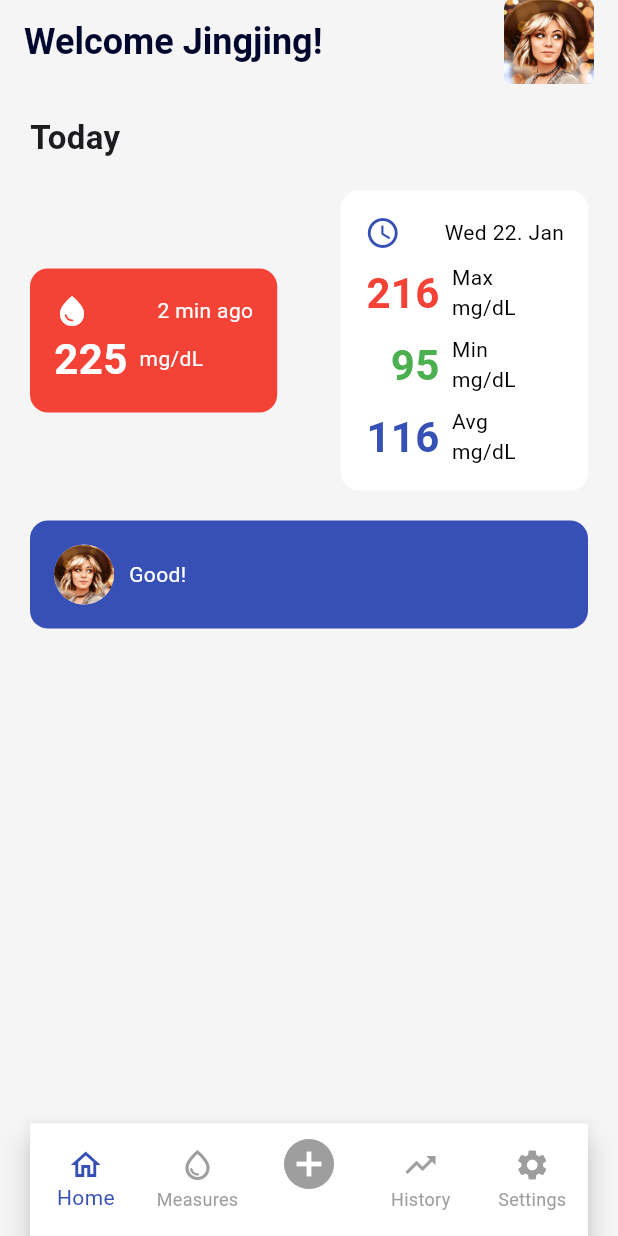
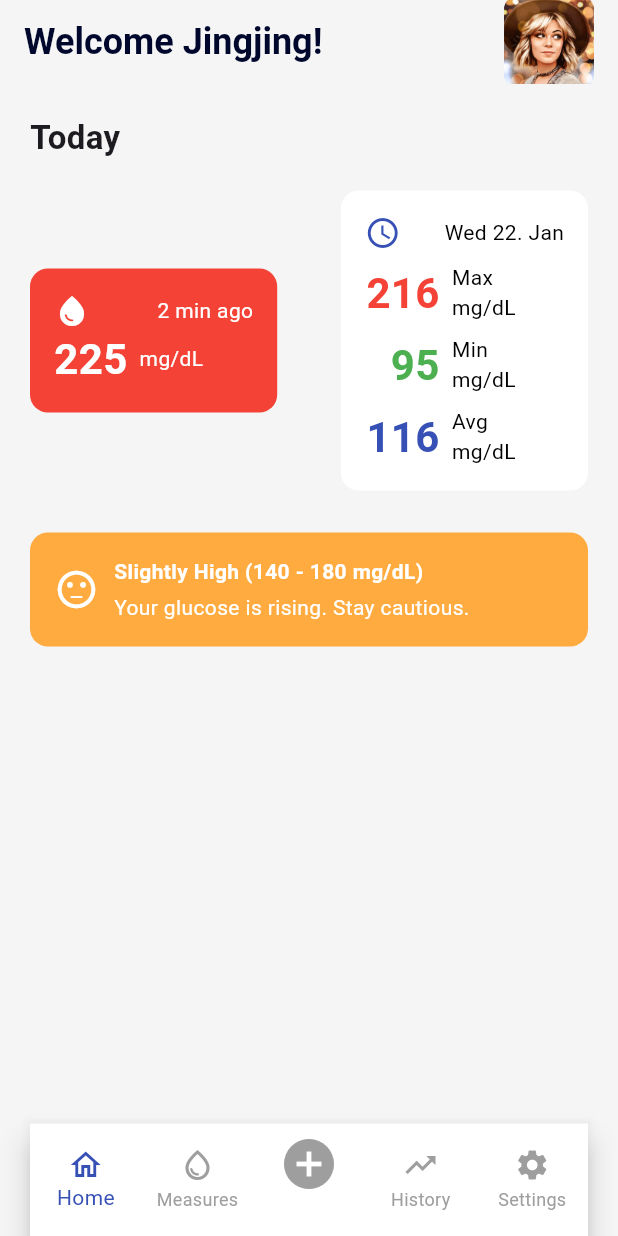
Before and after one commit to jingjingyang0803/GluMon, a Flutter app: the screen it shows after launch, on a phone screen of 412 x 824 dp. Run offline on Flutter 3.47's test engine with Material 3 defaults, Android fonts, the phone set to English and light mode, and no system bars; our stand-ins replace fl_chart.

Commit message:
Build info card to dynamically indicate current situation

```diff
--- /dev/null
+++ b/lib/components/info_card.dart
@@ -0,0 +1,75 @@
+import 'package:flutter/material.dart';
+
+class InfoCard extends StatelessWidget {
+  final double glucoseValue; // Only pass the glucose value
+
+  const InfoCard({super.key, required this.glucoseValue});
+
+  @override
+  Widget build(BuildContext context) {
+    Color bgColor;
+    IconData icon;
+    String topMessage;
+    String range;
+    String lowerMessage;
+
+    // Assign values based on glucose level
+    if (glucoseValue < 70) {
+      bgColor = Colors.redAccent;
+      icon = Icons.sentiment_dissatisfied;
+      topMessage = "Low Glucose";
+      range = "< 70 mg/dL";
+      lowerMessage = "Eat something sweet!";
+    } else if (glucoseValue <= 140) {
+      bgColor = Colors.green;
+      icon = Icons.sentiment_satisfied;
+      topMessage = "Normal Range";
+      range = "70 - 140 mg/dL";
+      lowerMessage = "Good job! Keep maintaining this level.";
+    } else if (glucoseValue <= 180) {
+      bgColor = Colors.orangeAccent;
+      icon = Icons.sentiment_neutral;
+      topMessage = "Slightly High";
+      range = "140 - 180 mg/dL";
+      lowerMessage = "Your glucose is rising. Stay cautious.";
+    } else {
+      bgColor = Colors.red;
+      icon = Icons.sentiment_very_dissatisfied;
+      topMessage = "Very High";
+      range = "> 180 mg/dL";
+      lowerMessage = "Warning! Take action!";
+    }
+
+    return Container(
+      padding: EdgeInsets.all(16),
+      margin: EdgeInsets.symmetric(vertical: 8),
+      decoration: BoxDecoration(
+        color: bgColor,
+        borderRadius: BorderRadius.circular(12),
+      ),
+      child: Row(
+        children: [
+          Icon(icon, color: Colors.white, size: 30),
+          SizedBox(width: 10),
+          Expanded(
+            child: Column(
+              crossAxisAlignment: CrossAxisAlignment.start,
+              children: [
+                Text(
+                  "$topMessage ($range)",
+                  style: TextStyle(
+                      color: Colors.white, fontWeight: FontWeight.bold),
+                ),
+                SizedBox(height: 4),
+                Text(
+                  lowerMessage,
+                  style: TextStyle(color: Colors.white),
+                ),
+              ],
+            ),
+          ),
+        ],
+      ),
+    );
+  }
+}
--- a/lib/components/user_card.dart
+++ /dev/null
@@ -1,31 +0,0 @@
-import 'package:flutter/material.dart';
-
-import '../utils/color_utils.dart';
-
-class UserCard extends StatelessWidget {
-  const UserCard({super.key});
-
-  @override
-  Widget build(BuildContext context) {
-    return Container(
-      padding: EdgeInsets.all(16),
-      decoration: BoxDecoration(
-        color: primaryBlue,
-        borderRadius: BorderRadius.circular(12),
-      ),
-      child: Row(
-        children: [
-          CircleAvatar(
-              backgroundImage: AssetImage('assets/images/profile.jpg')),
-          SizedBox(width: 10),
-          Expanded(
-            child: Text(
-              'Good!',
-              style: TextStyle(color: Colors.white),
-            ),
-          ),
-        ],
-      ),
-    );
-  }
-}
--- a/lib/screens/home_page.dart
+++ b/lib/screens/home_page.dart
@@ -4,7 +4,7 @@ import 'package:glu_mon/components/welcome_title.dart';
 import '../components/avg_glucose_card.dart';
 import '../components/bottom_nav_bar.dart';
 import '../components/current_glucose_card.dart';
-import '../components/user_card.dart';
+import '../components/info_card.dart';
 
 class HomePage extends StatelessWidget {
   const HomePage({super.key});
@@ -37,7 +37,9 @@ class HomePage extends StatelessWidget {
               ],
             ),
             SizedBox(height: 20),
-            UserCard(),
+            InfoCard(
+              glucoseValue: 180,
+            ),
             Spacer(),
             BottomNavBar(),
           ],
```
